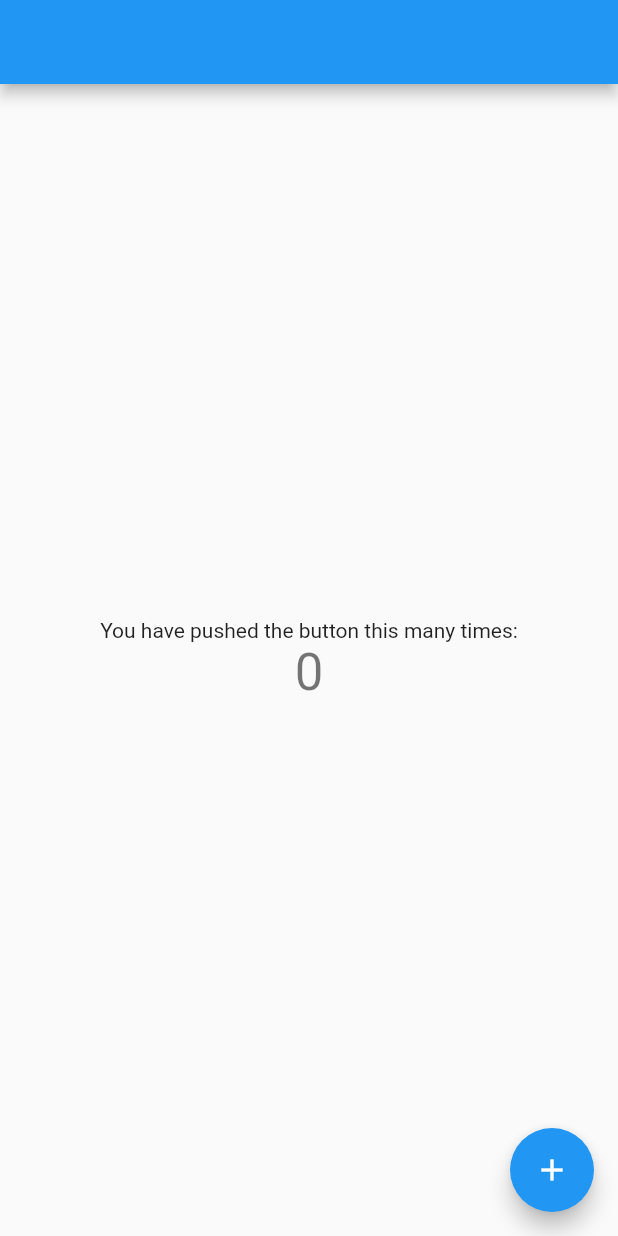
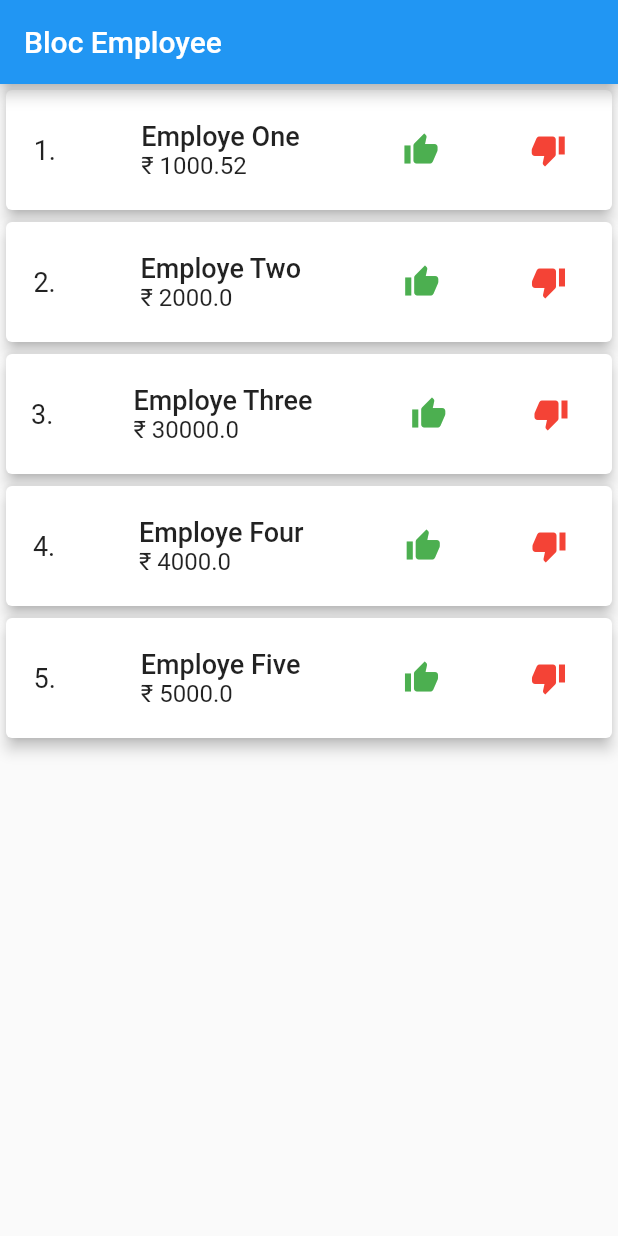
Before and after one commit to champ96k/Flutter-State-Management, a Flutter app: the screen it shows after launch, on a phone screen of 412 x 824 dp. Run offline on Flutter 3.47's test engine with Material 2 defaults, Android fonts, the phone set to English and light mode, and no system bars.

Commit message:
Bloc employee app completed

```diff
--- /dev/null
+++ b/Bloc Pattern/employee_app_bloc/lib/Bloc/EmployeeBloc.dart
@@ -0,0 +1,85 @@
+/*
+    1.Import
+    2.List of Employee
+    3.Stream Controller
+    4.Stream Sink Getter
+    5.Constructor
+      - add Data
+      - Listen to changes
+    6.Core Fucntion
+    7.dispose
+*/
+
+//  1) Import
+import 'dart:async';
+import 'package:employee_app_bloc/Model/Employee.dart';
+
+//  2) List of Employees
+class EmployeeBloc {
+  List<Employee> _employeelist = [
+    Employee(1, "Employe One", 1000.52),
+    Employee(2, "Employe Two", 2000.0),
+    Employee(3, "Employe Three", 30000.0),
+    Employee(4, "Employe Four", 4000.0),
+    Employee(5, "Employe Five", 5000.0),
+  ];
+
+//  3. Stream Controller
+//      Sink - input
+//      Stream - Output
+
+  final _employeeListStreamController = StreamController<List<Employee>>();
+
+  //for increment and decrement
+  final _employeeSalaryIncrementStreamController = StreamController<Employee>();
+  final _employeeSalaryDecrementStreamController = StreamController<Employee>();
+
+//  4.Getter
+
+  Stream<List<Employee>> get employeeListStream =>
+      _employeeListStreamController.stream;
+
+  StreamSink<List<Employee>> get employeeListSink =>
+      _employeeListStreamController.sink;
+
+  StreamSink<Employee> get employeeSalryIncrement =>
+      _employeeSalaryIncrementStreamController.sink;
+
+  StreamSink<Employee> get employeeSalryDecrement =>
+      _employeeSalaryDecrementStreamController.sink;
+
+//  .Constructor
+
+  EmployeeBloc() {
+    // Add data
+    _employeeListStreamController.add(_employeelist);
+    // Listen to changes
+    _employeeSalaryIncrementStreamController.stream.listen(_incrementSalary);
+    _employeeSalaryDecrementStreamController.stream.listen(_decrementSalary);
+  }
+
+  //Core Fucntion
+  _incrementSalary(Employee employee) {
+    double salary = employee.salary;
+    double incrementSalary = salary * 20/100;
+
+    _employeelist[employee.id - 1].salary = salary + incrementSalary;
+    employeeListSink.add(_employeelist);
+  }
+
+  _decrementSalary(Employee employee) {
+    double salary = employee.salary;
+    double decrementSalary = salary * 20/100;
+
+    _employeelist[employee.id - 1].salary = salary - decrementSalary;
+    employeeListSink.add(_employeelist);
+  }
+
+  void dispose() {
+    _employeeListStreamController?.close();
+    _employeeSalaryDecrementStreamController.close();
+    _employeeSalaryIncrementStreamController.close();
+  }
+
+
+}
--- /dev/null
+++ b/Bloc Pattern/employee_app_bloc/lib/Model/Employee.dart
@@ -0,0 +1,40 @@
+//  Objective
+/*      1) Variable
+        2) Constructor
+        3) Custom Setter
+        4) Custom Getter
+*/
+class Employee {
+  //instance Varible Declaration
+  int _id;
+  String _name;
+  double _salary;
+
+  //Constructor
+  Employee(this._id, this._name, this._salary);
+
+  //Custom Setter
+  set id(int id) {
+    this._id = id;
+  }
+
+  set name(String name) {
+    this._name = name;
+  }
+
+  set salary(double salary) {
+    this._salary = salary;
+  }
+
+  // Custom Getter
+  int get id => this._id;
+  String get name => this._name;
+  double get salary => this._salary;
+
+  /* alternate way to write custom getter
+    int get id {
+      return  this._id;
+    }
+  */
+
+}
--- /dev/null
+++ b/Bloc Pattern/employee_app_bloc/lib/UI/HomePage.dart
@@ -0,0 +1,107 @@
+import 'package:flutter/material.dart';
+import 'package:employee_app_bloc/Bloc/EmployeeBloc.dart';
+import 'package:employee_app_bloc/Model/Employee.dart';
+
+class HomePage extends StatefulWidget {
+  @override
+  _HomePageState createState() => _HomePageState();
+}
+
+class _HomePageState extends State<HomePage> {
+
+  final EmployeeBloc _employeeBloc = EmployeeBloc();
+
+  bool _isDisposed = false;
+  @override
+  void dispose() {
+    _employeeBloc.dispose();
+    super.dispose();
+    _isDisposed = true;
+  }
+
+  @override
+  Widget build(BuildContext context) {
+    return Scaffold(
+      appBar: AppBar(
+        title: Text("Bloc Employee"),
+      ),
+      body: Container(
+        child: StreamBuilder<List<Employee>>(
+            stream: _employeeBloc.employeeListStream,
+            builder:
+                (BuildContext context, AsyncSnapshot<List<Employee>> snapshot) {
+              return (snapshot == null || snapshot.hasError)
+                  ? Center(child: CircularProgressIndicator())
+                  : ListView.builder(
+                      itemCount: snapshot.data.length,
+                      itemBuilder: (context, index) {
+                        return Card(
+                          elevation: 4.0,
+                          child: Row(
+                            mainAxisAlignment: MainAxisAlignment.spaceAround,
+                            children: <Widget>[
+                              Container(
+                                child: Text(
+                                  "${snapshot.data[index].id}.",
+                                  style: TextStyle(
+                                    fontSize: 18.0,
+                                  ),
+                                ),
+                              ),
+                              Container(
+                                padding: EdgeInsets.all(20),
+                                child: Column(
+                                  crossAxisAlignment: CrossAxisAlignment.start,
+                                  children: <Widget>[
+                                    Container(
+                                      child: Text(
+                                        "${snapshot.data[index].name}",
+                                        style: TextStyle(
+                                          fontSize: 18.0,
+                                          fontWeight: FontWeight.w500,
+                                        ),
+                                      ),
+                                    ),
+                                    Container(
+                                      child: Text(
+                                        "₹ ${snapshot.data[index].salary}",
+                                        style: TextStyle(
+                                          fontSize: 16.0,
+                                        ),
+                                      ),
+                                    ),
+                                  ],
+                                ),
+                              ),
+                              Container(
+                                child: IconButton(
+                                    icon: Icon(Icons.thumb_up,
+                                        color: Colors.green),
+                                    onPressed: () {
+                                      debugPrint("Inside Increment Button");
+                                      _employeeBloc.employeeSalryIncrement
+                                          .add(snapshot.data[index]);
+                                    }),
+                              ),
+                              Container(
+                                child: IconButton(
+                                    icon: Icon(
+                                      Icons.thumb_down,
+                                      color: Colors.red,
+                                    ),
+                                    onPressed: () {
+                                      debugPrint("Inside Decrement Button");
+                                      _employeeBloc.employeeSalryDecrement
+                                          .add(snapshot.data[index]);
+                                    }),
+                              )
+                            ],
+                          ),
+                        );
+                      },
+                    );
+            }),
+      ),
+    );
+  }
+}
--- a/Bloc Pattern/employee_app_bloc/lib/main.dart
+++ b/Bloc Pattern/employee_app_bloc/lib/main.dart
@@ -1,62 +1,18 @@
+import 'package:employee_app_bloc/UI/HomePage.dart';
 import 'package:flutter/material.dart';
 
-void main() => runApp(MyApp());
+void main() {
+  runApp(MyApp());
+}
 
 class MyApp extends StatelessWidget {
-  // This widget is the root of your application.
   @override
   Widget build(BuildContext context) {
     return MaterialApp(
-      title: 'Flutter Demo',
-      theme: ThemeData(
-        primarySwatch: Colors.blue,
-      ),
-      home: MyHomePage(title: 'Flutter Demo Home Page'),
+      debugShowCheckedModeBanner: false,
+      title: "Bloc Employee",
+      home: HomePage(),
+
     );
   }
 }
-
-class MyHomePage extends StatefulWidget {
-  MyHomePage({Key key, this.title}) : super(key: key);
-
-  final String title;
-
-  @override
-  _MyHomePageState createState() => _MyHomePageState();
-}
-
-class _MyHomePageState extends State<MyHomePage> {
-  int _counter = 0;
-
-  void _incrementCounter() {
-    setState(() {
-      _counter++;
-    });
-  }
-
-  @override
-  Widget build(BuildContext context) {
-    return Scaffold(
-      appBar: AppBar(),
-      body: Center(
-        child: Column(
-          mainAxisAlignment: MainAxisAlignment.center,
-          children: <Widget>[
-            Text(
-              'You have pushed the button this many times:',
-            ),
-            Text(
-              '$_counter',
-              style: Theme.of(context).textTheme.display1,
-            ),
-          ],
-        ),
-      ),
-      floatingActionButton: FloatingActionButton(
-        onPressed: _incrementCounter,
-        tooltip: 'Increment',
-        child: Icon(Icons.add),
-      ), // This trailing comma makes auto-formatting nicer for build methods.
-    );
-  }
-}
```
